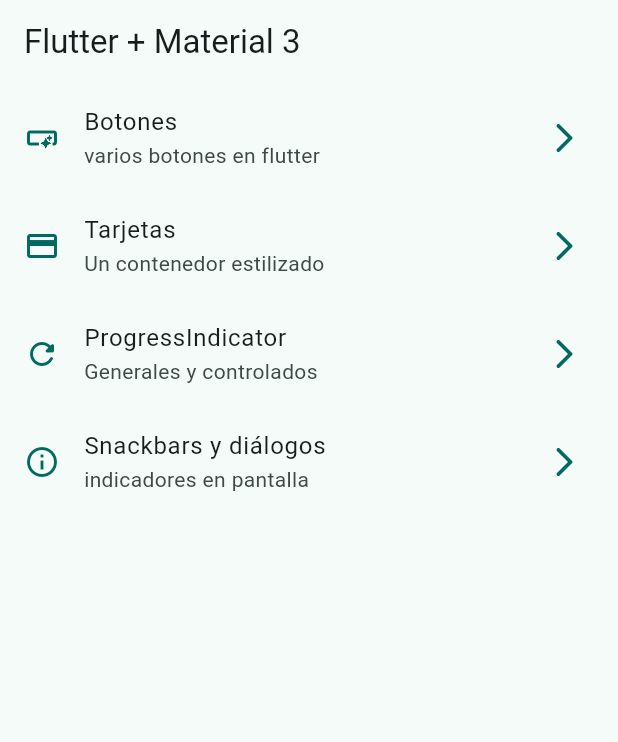
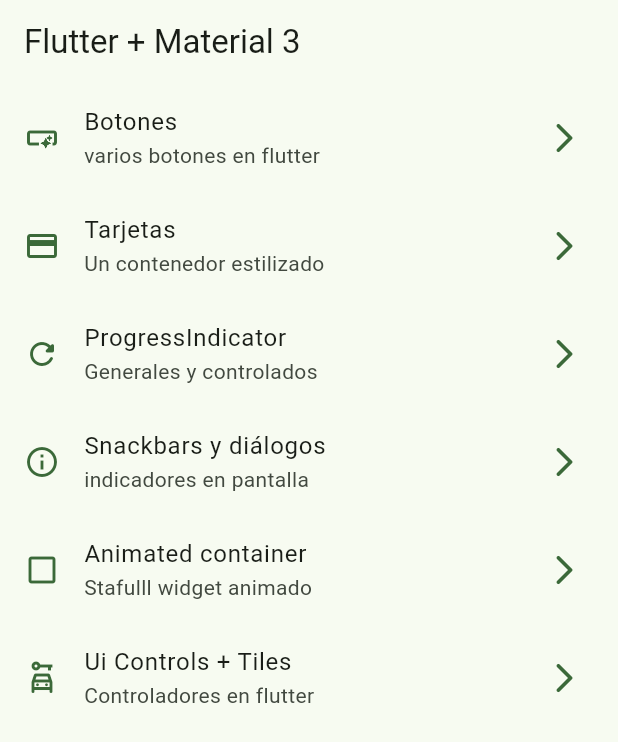
Before and after one commit to Scrackc/widgets_app, a Flutter app: the screen it shows after launch, on a phone screen of 412 x 824 dp. Shown: the top 742 px of the screen. Run offline on Flutter 3.47's test engine with Material 2 defaults, Android fonts, the phone set to English and light mode, and no system bars; our stand-ins replace go_router.

Commit message:
UI controls screen terminado

```diff
--- a/lib/config/menu/menu_items.dart
+++ b/lib/config/menu/menu_items.dart
@@ -39,4 +39,16 @@ const List<MenuItem> appMenuItems = [
     link: '/snackbars',
     icon: Icons.info_outline,
   ),
+  MenuItem(
+    title: 'Animated container',
+    subTitle: 'Stafulll widget animado',
+    link: '/animated',
+    icon: Icons.check_box_outline_blank_outlined,
+  ),
+  MenuItem(
+    title: 'Ui Controls + Tiles',
+    subTitle: 'Controladores en flutter',
+    link: '/ui-controls',
+    icon: Icons.car_rental_outlined,
+  ),
 ];
--- a/lib/config/router/app_router.dart
+++ b/lib/config/router/app_router.dart
@@ -31,5 +31,10 @@ final appRouter = GoRouter(
       path: '/snackbars',
       builder: (context, state) => const SnackbarScreen(),
     ),
+    GoRoute(
+      name: UiControlsScreen.name,
+      path: '/ui-controls',
+      builder: (context, state) => const UiControlsScreen(),
+    ),
   ],
 );
--- a/lib/main.dart
+++ b/lib/main.dart
@@ -15,7 +15,7 @@ class MainApp extends StatelessWidget {
       routerConfig: appRouter,
       title: 'Flutter widgets',
       debugShowCheckedModeBanner: false,
-      theme: AppTheme(selectedColor: 1).getTheme(),
+      theme: AppTheme(selectedColor: 2).getTheme(),
     );
   }
 }
```
Also changed, not shown: lib/presentation/screens/animated/animated_screen.dart (+43 -2 lines), lib/presentation/screens/ui_controls/ui_controls_screen.dart (+103 -1 lines).
